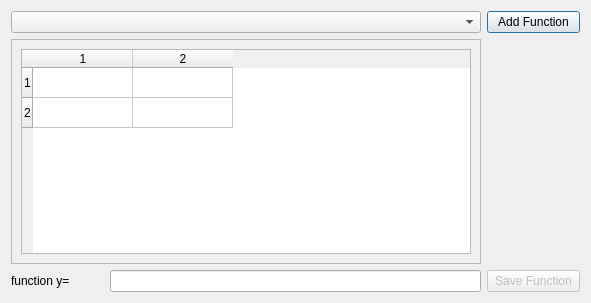
Old version of the form src/window_ui/fits.ui in the repository hadrianmontes/Physical-Data-Analyzer.
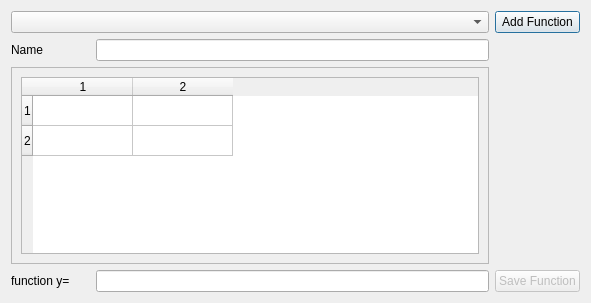
New version of the form.

Commit message: Edited the layout of the fun manager

The edit to the form file:
```diff
--- a/src/window_ui/fits.ui
+++ b/src/window_ui/fits.ui
@@ -14,17 +14,37 @@
    <string>Dialog</string>
   </property>
   <layout class="QGridLayout" name="gridLayout_2">
-   <item row="0" column="0" colspan="5">
-    <widget class="QComboBox" name="combo_list"/>
+   <item row="1" column="1" colspan="5">
+    <widget class="QLineEdit" name="name_val"/>
    </item>
-   <item row="0" column="5">
+   <item row="0" column="6">
     <widget class="QPushButton" name="new_button">
      <property name="text">
       <string>Add Function</string>
      </property>
     </widget>
    </item>
-   <item row="1" column="0" colspan="5">
+   <item row="3" column="6">
+    <widget class="QPushButton" name="save_button">
+     <property name="enabled">
+      <bool>false</bool>
+     </property>
+     <property name="text">
+      <string>Save Function</string>
+     </property>
+    </widget>
+   </item>
+   <item row="1" column="0">
+    <widget class="QLabel" name="label_2">
+     <property name="text">
+      <string>Name</string>
+     </property>
+    </widget>
+   </item>
+   <item row="0" column="0" colspan="6">
+    <widget class="QComboBox" name="combo_list"/>
+   </item>
+   <item row="2" column="0" colspan="6">
     <widget class="QScrollArea" name="scrollArea">
      <property name="widgetResizable">
       <bool>true</bool>
@@ -35,7 +55,7 @@
         <x>0</x>
         <y>0</y>
         <width>453</width>
-        <height>217</height>
+        <height>184</height>
        </rect>
       </property>
       <layout class="QGridLayout" name="gridLayout">
@@ -57,26 +77,16 @@
      </widget>
     </widget>
    </item>
-   <item row="2" column="0">
+   <item row="3" column="0">
     <widget class="QLabel" name="label">
      <property name="text">
       <string>function y=</string>
      </property>
     </widget>
    </item>
-   <item row="2" column="1" colspan="4">
+   <item row="3" column="1" colspan="5">
     <widget class="QLineEdit" name="string_val"/>
    </item>
-   <item row="2" column="5">
-    <widget class="QPushButton" name="save_button">
-     <property name="enabled">
-      <bool>false</bool>
-     </property>
-     <property name="text">
-      <string>Save Function</string>
-     </property>
-    </widget>
-   </item>
   </layout>
  </widget>
  <resources/>
```
The commit also changes 1 other file.
